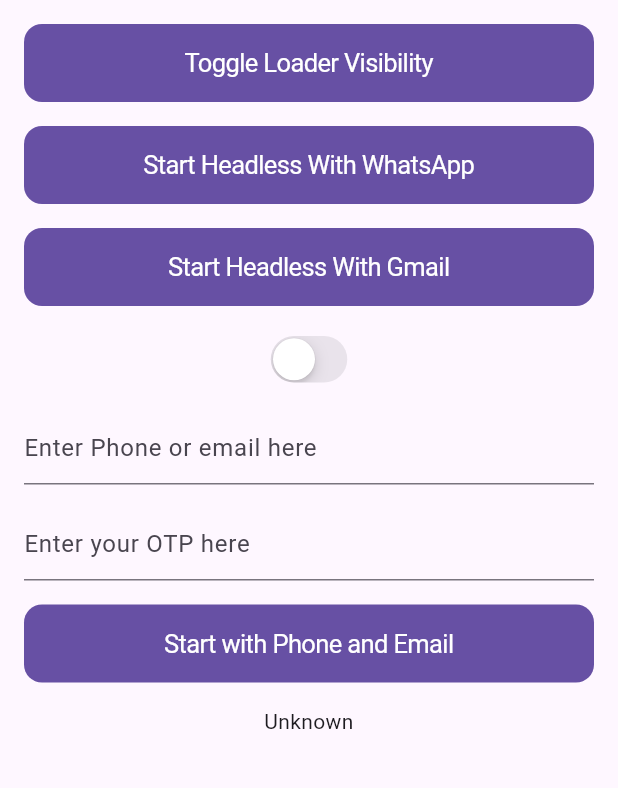
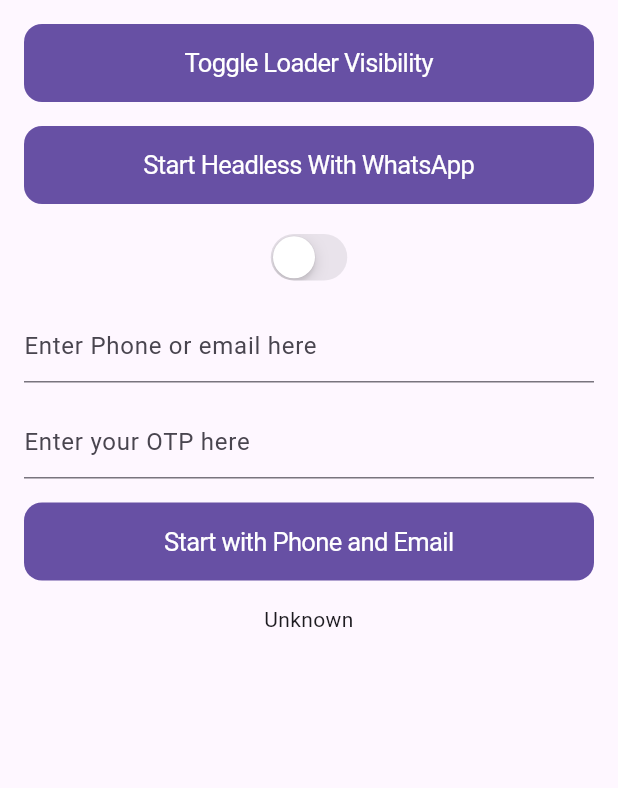
Before and after one commit to otpless-tech/otpless-flutter-plugin, a Flutter app: the screen it shows after launch, on a phone screen of 412 x 824 dp, the part 186-974 px from its top. Run offline on Flutter 3.47's test engine with Material 3 defaults, Android fonts, the phone set to English and light mode, and no system bars; our stand-ins replace plugin_platform_interface.

Commit message:
gmail sso button removed

```diff
--- a/example/lib/main.dart
+++ b/example/lib/main.dart
@@ -56,18 +56,6 @@ class _MyAppState extends State<MyApp> {
       return;
     }
     Map<String, dynamic> arg = {'channelType': "WHATSAPP"};
-    _otplessFlutterPlugin.startHeadless(onHeadlessResult, arg);
-  }
-
-  Future<void> startHeadlessWithGmail() async {
-    if (Platform.isIOS && !isInitIos) {
-      _otplessFlutterPlugin.initHeadless(appId);
-      _otplessFlutterPlugin.setHeadlessCallback(onHeadlessResult);
-      isInitIos = true;
-      debugPrint("init headless sdk is called for ios");
-      return;
-    }
-    Map<String, dynamic> arg = {'channelType': "GMAIL"};
     _otplessFlutterPlugin.startHeadless(onHeadlessResult, arg);
   }
 
@@ -143,11 +131,6 @@ class _MyAppState extends State<MyApp> {
                           child: const Text("Start Headless With WhatsApp"),
                         ),
                         const SizedBox(height: 16),
-                        CupertinoButton.filled(
-                          onPressed: startHeadlessWithGmail,
-                          child: const Text("Start Headless With Gmail"),
-                        ),
-                        const SizedBox(height: 16),
                         CupertinoSwitch(
                           value: isDebugLoggingEnabled,
                           onChanged: _handleSwitchChange,
```
